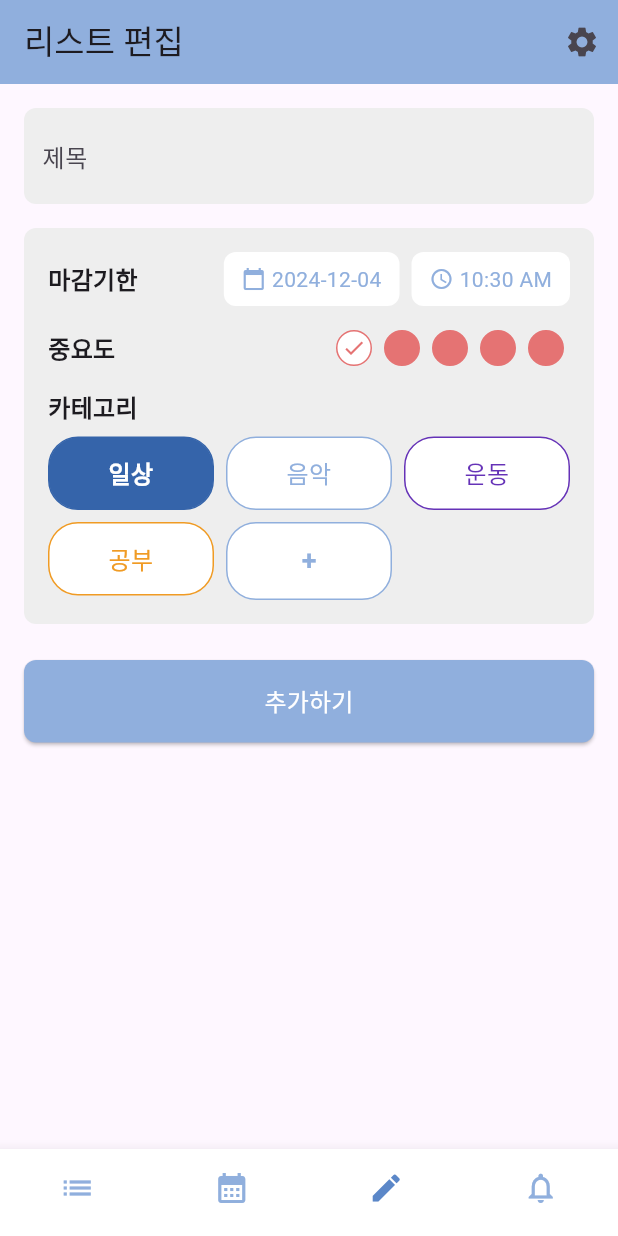
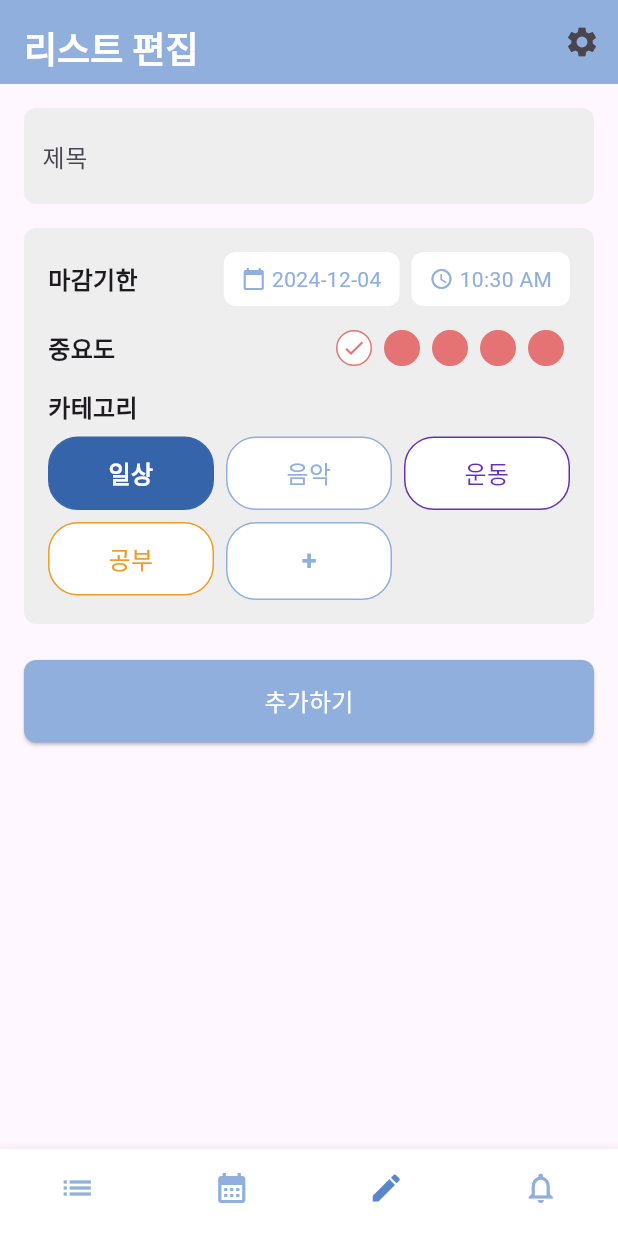
Before and after one commit to Mirum-List/Mirum-List, a Flutter app: the screen it shows once a user with an empty profile is signed in, item 3 of the bottom bar chosen, on a phone screen of 412 x 824 dp. Run offline on Flutter 3.47's test engine with Material 3 defaults, Android fonts, the light colour scheme and no system bars; our stand-ins replace cloud_firestore, firebase_auth, firebase_core, table_calendar; accounts and stored records are empty.

```diff
--- a/lib/home/main_screen.dart
+++ b/lib/home/main_screen.dart
@@ -29,7 +29,7 @@ class _MainScreenState extends State<MainScreen> {
   Widget _getCurrentPage() {
     switch (_selectedIndex) {
       case 0:
-        return  ListViewScreen();
+        return ListViewScreen();
       case 1:
         return const CalendarScreen();
       case 2:
@@ -41,31 +41,18 @@ class _MainScreenState extends State<MainScreen> {
     }
   }
 
-  Widget _getAppBarTitle() {
+  String _getAppBarTitle() {
     switch (_selectedIndex) {
       case 0:
-        return const Text('리스트 보기');
+        return '리스트 보기';
       case 1:
-        return Text.rich(
-          TextSpan(
-            children: [
-              TextSpan(
-                text: 'Today is  ',
-                style: const TextStyle(fontSize: 14.0, color: Colors.black),
-              ),
-              TextSpan(
-                text: DateFormat('yyyy.MM.dd').format(DateTime.now()),
-                style: const TextStyle(fontSize: 18.0, fontWeight: FontWeight.bold),
-              ),
-            ],
-          ),
-        );
+        return DateFormat('yyyy.MM.dd').format(DateTime.now());
       case 2:
-        return const Text('리스트 편집');
+        return '리스트 편집';
       case 3:
-        return const Text('로그');
+        return '로그';
       default:
-        return const Text('');
+        return '';
     }
   }
 
@@ -77,15 +64,22 @@ class _MainScreenState extends State<MainScreen> {
   Widget build(BuildContext context) {
     return Scaffold(
       appBar: AppBar(
-        title: _getAppBarTitle(),
+        title: Padding(
+          padding: const EdgeInsets.only(top: 10.0), // 텍스트를 아래로 내림
+          child: Text(
+            _getAppBarTitle(),
+            style: const TextStyle(
+                fontWeight: FontWeight.bold, fontSize: 24, color: whiteColor),
+          ),
+        ),
         backgroundColor: mainColor,
         actions: [
           IconButton(
             icon: const Icon(Icons.settings),
             onPressed: () {
               Navigator.push(
-                context,
-                MaterialPageRoute(
+                  context,
+                  MaterialPageRoute(
                   builder: (context) => const SettingsScreen(),
                 ),
               );
@@ -112,7 +106,7 @@ class _MainScreenState extends State<MainScreen> {
           ),
           BottomNavigationBarItem(
             icon: Icon(Icons.notifications_none),
-            label: '로그',
+            label: "로그",
           ),
         ],
         currentIndex: _selectedIndex,
```
Also changed, not shown: lib/listView/list_view_screen.dart (+58 -1 lines).
